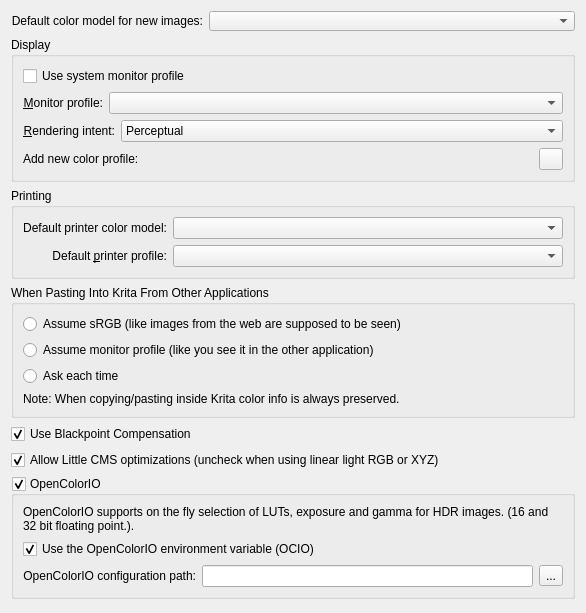
Old version of the form krita/ui/forms/wdgcolorsettings.ui in the repository KDE/krita.
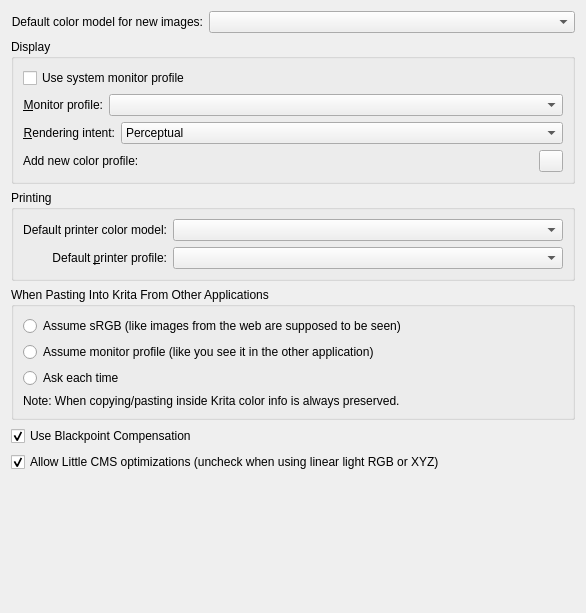
New version of the form. Custom widgets are drawn as their Qt base class.

Commit message: Make the renderer skip internal color management when OCIO is enabled

Diff of the .ui file:
```diff
--- a/krita/ui/forms/wdgcolorsettings.ui
+++ b/krita/ui/forms/wdgcolorsettings.ui
@@ -298,69 +298,6 @@
      </item>
     </layout>
    </item>
-   <item>
-    <widget class="QGroupBox" name="grpOcio">
-     <property name="title">
-      <string>OpenColorIO</string>
-     </property>
-     <property name="checkable">
-      <bool>true</bool>
-     </property>
-     <layout class="QVBoxLayout" name="verticalLayout_2">
-      <item>
-       <widget class="QLabel" name="label">
-        <property name="text">
-         <string>OpenColorIO supports on the fly selection of LUTs, exposure and gamma for HDR images. (16 and 32 bit floating point.).</string>
-        </property>
-        <property name="textFormat">
-         <enum>Qt::PlainText</enum>
-        </property>
-        <property name="wordWrap">
-         <bool>true</bool>
-        </property>
-       </widget>
-      </item>
-      <item>
-       <widget class="QCheckBox" name="chkOcioUseEnvironment">
-        <property name="text">
-         <string>Use the OpenColorIO environment variable (OCIO)</string>
-        </property>
-        <property name="checked">
-         <bool>true</bool>
-        </property>
-       </widget>
-      </item>
-      <item>
-       <layout class="QHBoxLayout" name="horizontalLayout">
-        <item>
-         <widget class="QLabel" name="lblOcioConfig">
-          <property name="text">
-           <string>OpenColorIO configuration path:</string>
-          </property>
-          <property name="alignment">
-           <set>Qt::AlignRight|Qt::AlignTrailing|Qt::AlignVCenter</set>
-          </property>
-         </widget>
-        </item>
-        <item>
-         <widget class="QLineEdit" name="txtOcioConfigPath">
-          <property name="readOnly">
-           <bool>true</bool>
-          </property>
-         </widget>
-        </item>
-        <item>
-         <widget class="QToolButton" name="bnSelectOcioConfigPath">
-          <property name="text">
-           <string>...</string>
-          </property>
-         </widget>
-        </item>
-       </layout>
-      </item>
-     </layout>
-    </widget>
-   </item>
    <item>
     <spacer>
      <property name="orientation">
@@ -380,21 +317,21 @@
   </layout>
  </widget>
  <customwidgets>
-  <customwidget>
-   <class>KisCmbIDList</class>
-   <extends>QComboBox</extends>
-   <header>widgets/kis_cmb_idlist.h</header>
-  </customwidget>
-  <customwidget>
-   <class>SqueezedComboBox</class>
-   <extends>QComboBox</extends>
-   <header>squeezedcombobox.h</header>
-  </customwidget>
   <customwidget>
    <class>KComboBox</class>
    <extends>QComboBox</extends>
    <header>kcombobox.h</header>
   </customwidget>
+  <customwidget>
+   <class>SqueezedComboBox</class>
+   <extends>QComboBox</extends>
+   <header>widgets/squeezedcombobox.h</header>
+  </customwidget>
+  <customwidget>
+   <class>KisCmbIDList</class>
+   <extends>QComboBox</extends>
+   <header>widgets/kis_cmb_idlist.h</header>
+  </customwidget>
  </customwidgets>
  <resources/>
  <connections/>
```
The commit also changes 16 other files.
